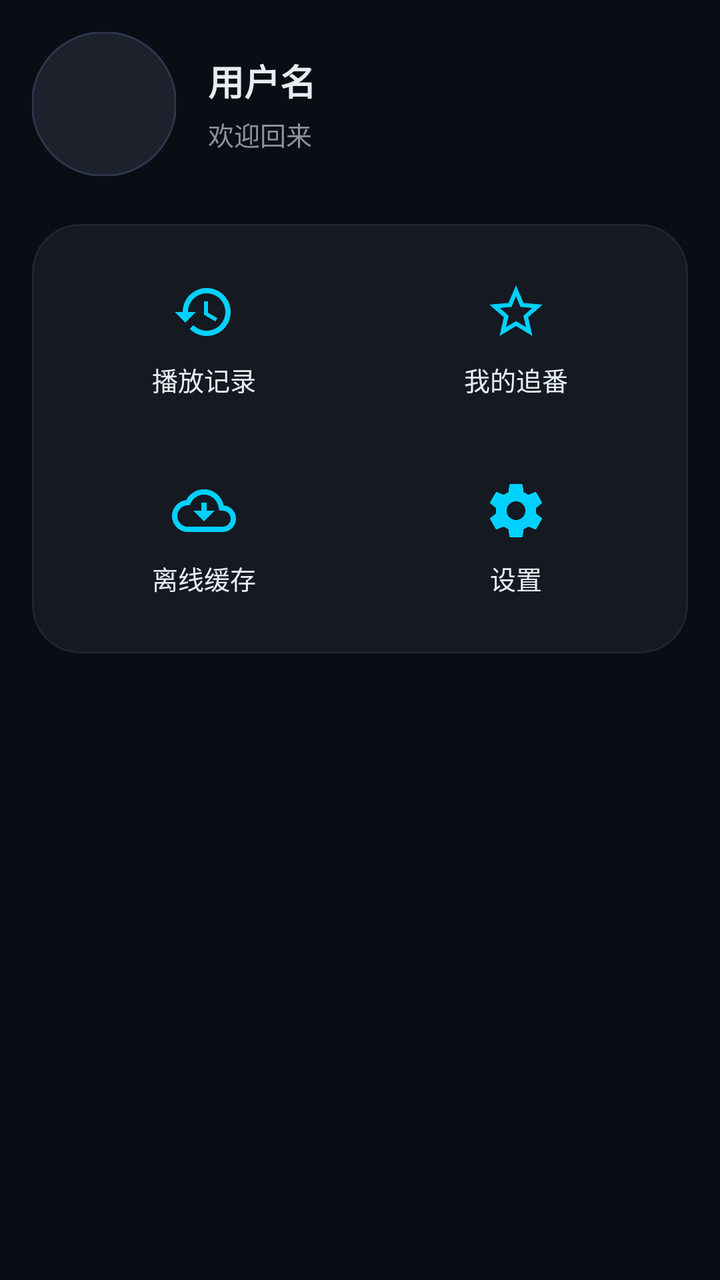
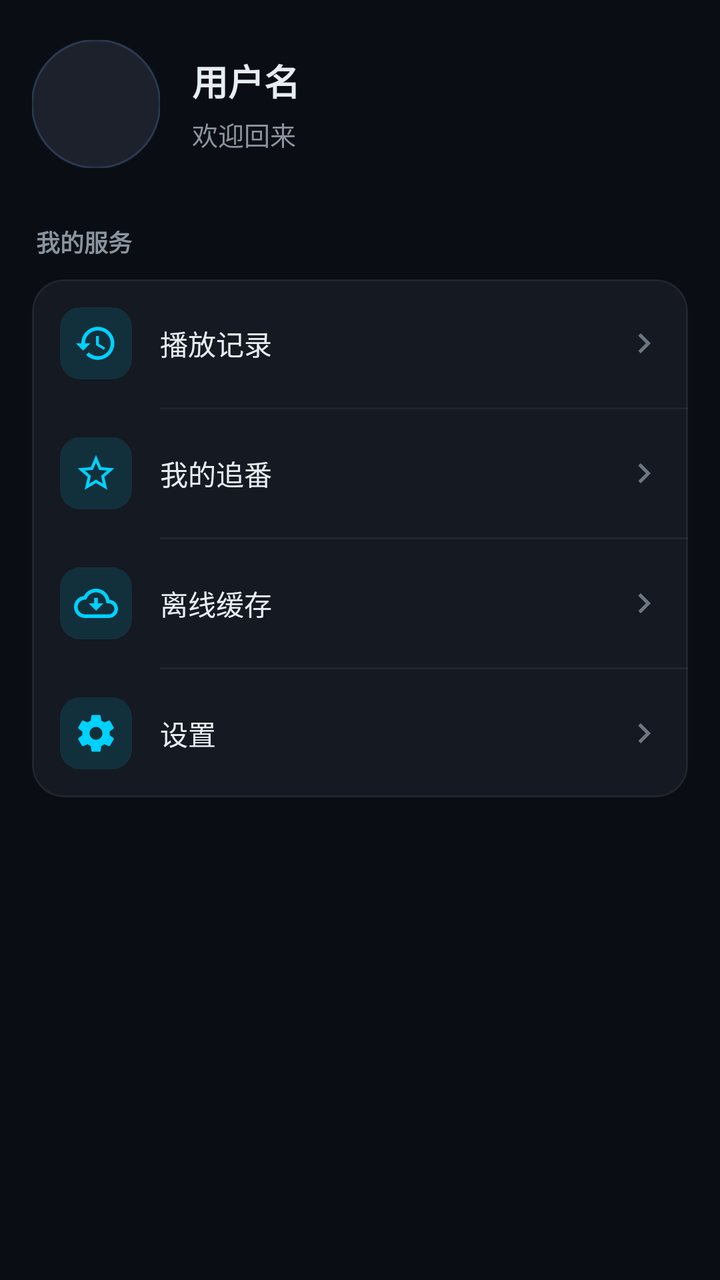

Before-and-after screenshots of an Android layout around one commit, followed by the original layout XML and the change that was made.
<!-- AndroidManifest.xml: application theme AppTheme -->
<!-- res/layout/fragment_user.xml -->
<?xml version="1.0" encoding="utf-8"?>
<ScrollView xmlns:android="http://schemas.android.com/apk/res/android"
    xmlns:app="http://schemas.android.com/apk/res-auto"
    android:layout_width="match_parent"
    android:layout_height="match_parent"
    android:fillViewport="true"
    android:scrollbars="none">

    <LinearLayout
        android:layout_width="match_parent"
        android:layout_height="wrap_content"
        android:orientation="vertical"
        android:paddingStart="16dp"
        android:paddingEnd="16dp"
        android:paddingBottom="32dp">

        
        <LinearLayout
            android:layout_width="match_parent"
            android:layout_height="wrap_content"
            android:layout_marginTop="16dp"
            android:gravity="center_vertical"
            android:orientation="horizontal">

            <com.google.android.material.imageview.ShapeableImageView
                android:id="@+id/avatar_file"
                android:layout_width="72dp"
                android:layout_height="72dp"
                android:scaleType="centerCrop"
                android:src="@drawable/button_style"
                app:shapeAppearanceOverlay="@style/CircularShape"
                app:strokeColor="@color/border_subtle"
                app:strokeWidth="1dp" />

            <LinearLayout
                android:layout_width="0dp"
                android:layout_height="wrap_content"
                android:layout_marginStart="16dp"
                android:layout_weight="1"
                android:orientation="vertical">

                <TextView
                    android:id="@+id/user_name"
                    android:layout_width="wrap_content"
                    android:layout_height="wrap_content"
                    android:ellipsize="end"
                    android:maxLines="1"
                    android:text="用户名"
                    android:textColor="@color/text_primary"
                    android:textSize="18sp"
                    android:textStyle="bold" />

                <TextView
                    android:layout_width="wrap_content"
                    android:layout_height="wrap_content"
                    android:layout_marginTop="4dp"
                    android:text="欢迎回来"
                    android:textColor="@color/text_secondary"
                    android:textSize="13sp" />
            </LinearLayout>
        </LinearLayout>

        
        <com.google.android.material.card.MaterialCardView
            style="@style/LargeCard"
            android:layout_width="match_parent"
            android:layout_height="wrap_content"
            android:layout_marginTop="24dp">

            <LinearLayout
                android:layout_width="match_parent"
                android:layout_height="wrap_content"
                android:orientation="vertical"
                android:padding="8dp">

                <LinearLayout
                    android:layout_width="match_parent"
                    android:layout_height="wrap_content"
                    android:orientation="horizontal">

                    <LinearLayout
                        android:id="@+id/btn_history"
                        android:layout_width="0dp"
                        android:layout_height="wrap_content"
                        android:layout_weight="1"
                        android:background="?attr/selectableItemBackground"
                        android:clickable="true"
                        android:focusable="true"
                        android:gravity="center"
                        android:orientation="vertical"
                        android:paddingTop="20dp"
                        android:paddingBottom="20dp">

                        <ImageView
                            android:layout_width="32dp"
                            android:layout_height="32dp"
                            android:contentDescription="播放记录"
                            android:src="@drawable/ic_history_24" />

                        <TextView
                            android:layout_width="wrap_content"
                            android:layout_height="wrap_content"
                            android:layout_marginTop="8dp"
                            android:text="播放记录"
                            android:textColor="@color/text_primary"
                            android:textSize="13sp" />
                    </LinearLayout>

                    <LinearLayout
                        android:id="@+id/btn_star"
                        android:layout_width="0dp"
                        android:layout_height="wrap_content"
                        android:layout_weight="1"
                        android:background="?attr/selectableItemBackground"
                        android:clickable="true"
                        android:focusable="true"
                        android:gravity="center"
                        android:orientation="vertical"
                        android:paddingTop="20dp"
                        android:paddingBottom="20dp">

                        <ImageView
                            android:layout_width="32dp"
                            android:layout_height="32dp"
                            android:contentDescription="我的追番"
                            android:src="@drawable/ic_star_24" />

                        <TextView
                            android:layout_width="wrap_content"
                            android:layout_height="wrap_content"
                            android:layout_marginTop="8dp"
                            android:text="我的追番"
                            android:textColor="@color/text_primary"
                            android:textSize="13sp" />
                    </LinearLayout>
                </LinearLayout>

                <LinearLayout
                    android:layout_width="match_parent"
                    android:layout_height="wrap_content"
                    android:orientation="horizontal">

                    <LinearLayout
                        android:id="@+id/btn_download"
                        android:layout_width="0dp"
                        android:layout_height="wrap_content"
                        android:layout_weight="1"
                        android:background="?attr/selectableItemBackground"
                        android:clickable="true"
                        android:focusable="true"
                        android:gravity="center"
                        android:orientation="vertical"
                        android:paddingTop="20dp"
                        android:paddingBottom="20dp">

                        <ImageView
                            android:layout_width="32dp"
                            android:layout_height="32dp"
                            android:contentDescription="离线缓存"
                            android:src="@drawable/ic_cloud_download_24" />

                        <TextView
                            android:layout_width="wrap_content"
                            android:layout_height="wrap_content"
                            android:layout_marginTop="8dp"
                            android:text="离线缓存"
                            android:textColor="@color/text_primary"
                            android:textSize="13sp" />
                    </LinearLayout>

                    <LinearLayout
                        android:id="@+id/btn_settings"
                        android:layout_width="0dp"
                        android:layout_height="wrap_content"
                        android:layout_weight="1"
                        android:background="?attr/selectableItemBackground"
                        android:clickable="true"
                        android:focusable="true"
                        android:gravity="center"
                        android:orientation="vertical"
                        android:paddingTop="20dp"
                        android:paddingBottom="20dp">

                        <ImageView
                            android:layout_width="32dp"
                            android:layout_height="32dp"
                            android:contentDescription="设置"
                            android:src="@drawable/ic_settings_24" />

                        <TextView
                            android:layout_width="wrap_content"
                            android:layout_height="wrap_content"
                            android:layout_marginTop="8dp"
                            android:text="设置"
                            android:textColor="@color/text_primary"
                            android:textSize="13sp" />
                    </LinearLayout>
                </LinearLayout>
            </LinearLayout>
        </com.google.android.material.card.MaterialCardView>

    </LinearLayout>
</ScrollView>
<!-- resources referenced by this layout -->
<resources>
  <color name="border_subtle">#2A3950</color>
  <color name="text_primary">#E6EDF3</color>
  <color name="text_secondary">#8B949E</color>
  <!-- drawable button_style (drawable) -->
  <?xml version="1.0" encoding="utf-8"?>
  <shape xmlns:android="http://schemas.android.com/apk/res/android">
      <solid android:color="@color/dark_lighter" />
      <corners android:radius="12dp" />
      <stroke android:color="@color/border_soft" android:width="1dp" />
  </shape>
  <!-- drawable ic_history_24 (drawable) -->
  <vector xmlns:android="http://schemas.android.com/apk/res/android"
      android:width="24dp"
      android:height="24dp"
      android:viewportWidth="24"
      android:viewportHeight="24"
      android:tint="@color/brand_500">
      <path
          android:fillColor="@android:color/white"
          android:pathData="M13,3c-4.97,0 -9,4.03 -9,9L1,12l3.89,3.89 0.07,0.14L9,12L6,12c0,-3.87 3.13,-7 7,-7s7,3.13 7,7 -3.13,7 -7,7c-1.93,0 -3.68,-0.79 -4.94,-2.06l-1.42,1.42C8.27,19.99 10.51,21 13,21c4.97,0 9,-4.03 9,-9s-4.03,-9 -9,-9zM12,8v5l4.28,2.54 0.72,-1.21 -3.5,-2.08L13.5,8L12,8z" />
  </vector>
  <!-- drawable ic_star_24 (drawable) -->
  <vector xmlns:android="http://schemas.android.com/apk/res/android"
      android:width="24dp"
      android:height="24dp"
      android:viewportWidth="24"
      android:viewportHeight="24"
      android:tint="@color/brand_500">
      <path
          android:fillColor="@android:color/white"
          android:pathData="M22,9.24l-7.19,-0.62L12,2 9.19,8.63 2,9.24l5.46,4.73L5.82,21 12,17.27 18.18,21l-1.63,-7.03L22,9.24zM12,15.4l-3.76,2.27 1,-4.28 -3.32,-2.88 4.38,-0.38L12,6.1l1.71,4.04 4.38,0.38 -3.32,2.88 1,4.28L12,15.4z" />
  </vector>
  <style name="CircularShape">
          <item name="cornerFamily">rounded</item>
          <item name="cornerSize">50%</item>
      </style>
  <style name="LargeCard" parent="Widget.MaterialComponents.CardView">
          <item name="cardBackgroundColor">@color/dark_card</item>
          <item name="cardCornerRadius">24dp</item>
          <item name="cardElevation">0dp</item>
          <item name="strokeColor">@color/border_soft</item>
          <item name="strokeWidth">1dp</item>
      </style>
  <color name="dark_lighter">#1C212C</color>
  <color name="border_soft">#0DFFFFFF</color>
  <color name="brand_500">#00D1FF</color>
  <color name="dark_card">#151921</color>
  <color name="brand_700">#0089B7</color>
  <color name="accent_500">#7000FF</color>
  <color name="text_on_brand">#FFFFFF</color>
  <color name="dark_bg">#0A0E14</color>
  <color name="text_tertiary">#6E7681</color>
  <style name="AlertDialogButton" parent="Widget.MaterialComponents.Button.TextButton.Dialog">
          <item name="android:textColor">@color/brand_500</item>
          <item name="android:textAllCaps">false</item>
      </style>
  <!-- unchanged entries left out for length: 4 -->
</resources>

<!-- the commit's change to res/layout/fragment_user.xml (unified diff, before → after) -->
@@ -5,7 +5,6 @@
     android:layout_height="match_parent"
     android:fillViewport="true"
     android:scrollbars="none">
-
     <LinearLayout
         android:layout_width="match_parent"
         android:layout_height="wrap_content"
@@ -13,35 +12,31 @@
         android:paddingStart="16dp"
         android:paddingEnd="16dp"
         android:paddingBottom="32dp">
-
-        
         <LinearLayout
             android:layout_width="match_parent"
             android:layout_height="wrap_content"
-            android:layout_marginTop="16dp"
+            android:layout_marginTop="20dp"
             android:gravity="center_vertical"
             android:orientation="horizontal">
-
             <com.google.android.material.imageview.ShapeableImageView
                 android:id="@+id/avatar_file"
-                android:layout_width="72dp"
-                android:layout_height="72dp"
+                android:layout_width="64dp"
+                android:layout_height="64dp"
+                android:contentDescription="用户头像"
                 android:scaleType="centerCrop"
                 android:src="@drawable/button_style"
                 app:shapeAppearanceOverlay="@style/CircularShape"
                 app:strokeColor="@color/border_subtle"
                 app:strokeWidth="1dp" />
-
             <LinearLayout
                 android:layout_width="0dp"
                 android:layout_height="wrap_content"
                 android:layout_marginStart="16dp"
                 android:layout_weight="1"
                 android:orientation="vertical">
-
                 <TextView
                     android:id="@+id/user_name"
-                    android:layout_width="wrap_content"
+                    android:layout_width="match_parent"
                     android:layout_height="wrap_content"
                     android:ellipsize="end"
                     android:maxLines="1"
@@ -49,7 +44,6 @@
                     android:textColor="@color/text_primary"
                     android:textSize="18sp"
                     android:textStyle="bold" />
-
                 <TextView
                     android:layout_width="wrap_content"
                     android:layout_height="wrap_content"
@@ -59,145 +53,196 @@
                     android:textSize="13sp" />
             </LinearLayout>
         </LinearLayout>
-
-        
+        <TextView
+            android:layout_width="wrap_content"
+            android:layout_height="wrap_content"
+            android:layout_marginStart="2dp"
+            android:layout_marginTop="28dp"
+            android:layout_marginBottom="10dp"
+            android:text="我的服务"
+            android:textColor="@color/text_secondary"
+            android:textSize="12sp"
+            android:textStyle="bold" />
         <com.google.android.material.card.MaterialCardView
-            style="@style/LargeCard"
+            style="@style/CardStyle"
             android:layout_width="match_parent"
-            android:layout_height="wrap_content"
-            android:layout_marginTop="24dp">
-
+            android:layout_height="wrap_content">
             <LinearLayout
                 android:layout_width="match_parent"
                 android:layout_height="wrap_content"
-                android:orientation="vertical"
-                android:padding="8dp">
-
-                <LinearLayout
-                    android:layout_width="match_parent"
-                    android:layout_height="wrap_content"
-                    android:orientation="horizontal">
-
-                    <LinearLayout
-                        android:id="@+id/btn_history"
-                        android:layout_width="0dp"
-                        android:layout_height="wrap_content"
-                        android:layout_weight="1"
-                        android:background="?attr/selectableItemBackground"
-                        android:clickable="true"
-                        android:focusable="true"
-                        android:gravity="center"
-                        android:orientation="vertical"
-                        android:paddingTop="20dp"
-                        android:paddingBottom="20dp">
-
-                        <ImageView
-                            android:layout_width="32dp"
-                            android:layout_height="32dp"
+                android:orientation="vertical">
+                <LinearLayout
+                    android:id="@+id/btn_history"
+                    android:layout_width="match_parent"
+                    android:layout_height="wrap_content"
+                    android:background="?attr/selectableItemBackground"
+                    android:clickable="true"
+                    android:focusable="true"
+                    android:gravity="center_vertical"
+                    android:minHeight="64dp"
+                    android:orientation="horizontal"
+                    android:paddingStart="14dp"
+                    android:paddingEnd="12dp">
+                    <FrameLayout
+                        android:layout_width="36dp"
+                        android:layout_height="36dp"
+                        android:background="@drawable/bg_user_menu_icon">
+                        <ImageView
+                            android:layout_width="22dp"
+                            android:layout_height="22dp"
+                            android:layout_gravity="center"
                             android:contentDescription="播放记录"
+                            android:importantForAccessibility="no"
                             android:src="@drawable/ic_history_24" />
-
-                        <TextView
-                            android:layout_width="wrap_content"
-                            android:layout_height="wrap_content"
-                            android:layout_marginTop="8dp"
-                            android:text="播放记录"
-                            android:textColor="@color/text_primary"
-                            android:textSize="13sp" />
-                    </LinearLayout>
-
-                    <LinearLayout
-                        android:id="@+id/btn_star"
-                        android:layout_width="0dp"
-                        android:layout_height="wrap_content"
-                        android:layout_weight="1"
-                        android:background="?attr/selectableItemBackground"
-                        android:clickable="true"
-                        android:focusable="true"
-                        android:gravity="center"
-                        android:orientation="vertical"
-                        android:paddingTop="20dp"
-                        android:paddingBottom="20dp">
-
-                        <ImageView
-                            android:layout_width="32dp"
-                            android:layout_height="32dp"
+                    </FrameLayout>
+                    <TextView
+                        android:layout_width="0dp"
+                        android:layout_height="wrap_content"
+                        android:layout_marginStart="14dp"
+                        android:layout_weight="1"
+                        android:text="播放记录"
+                        android:textColor="@color/text_primary"
+                        android:textSize="14sp" />
+                    <ImageView
+                        android:layout_width="20dp"
+                        android:layout_height="20dp"
+                        android:contentDescription="进入播放记录"
+                        android:importantForAccessibility="no"
+                        android:src="@drawable/ic_chevron_right_24" />
+                </LinearLayout>
+                <View
+                    android:layout_width="match_parent"
+                    android:layout_height="1dp"
+                    android:layout_marginStart="64dp"
+                    android:background="@color/border_soft" />
+                <LinearLayout
+                    android:id="@+id/btn_star"
+                    android:layout_width="match_parent"
+                    android:layout_height="wrap_content"
+                    android:background="?attr/selectableItemBackground"
+                    android:clickable="true"
+                    android:focusable="true"
+                    android:gravity="center_vertical"
+                    android:minHeight="64dp"
+                    android:orientation="horizontal"
+                    android:paddingStart="14dp"
+                    android:paddingEnd="12dp">
+                    <FrameLayout
+                        android:layout_width="36dp"
+                        android:layout_height="36dp"
+                        android:background="@drawable/bg_user_menu_icon">
+                        <ImageView
+                            android:layout_width="22dp"
+                            android:layout_height="22dp"
+                            android:layout_gravity="center"
                             android:contentDescription="我的追番"
+                            android:importantForAccessibility="no"
                             android:src="@drawable/ic_star_24" />
-
-                        <TextView
-                            android:layout_width="wrap_content"
-                            android:layout_height="wrap_content"
-                            android:layout_marginTop="8dp"
-                            android:text="我的追番"
-                            android:textColor="@color/text_primary"
-                            android:textSize="13sp" />
-                    </LinearLayout>
-                </LinearLayout>
-
-                <LinearLayout
-                    android:layout_width="match_parent"
-                    android:layout_height="wrap_content"
-                    android:orientation="horizontal">
-
-                    <LinearLayout
-                        android:id="@+id/btn_download"
-                        android:layout_width="0dp"
-                        android:layout_height="wrap_content"
-                        android:layout_weight="1"
-                        android:background="?attr/selectableItemBackground"
-                        android:clickable="true"
-                        android:focusable="true"
-                        android:gravity="center"
-                        android:orientation="vertical"
-                        android:paddingTop="20dp"
-                        android:paddingBottom="20dp">
-
-                        <ImageView
-                            android:layout_width="32dp"
-                            android:layout_height="32dp"
+                    </FrameLayout>
+                    <TextView
+                        android:layout_width="0dp"
+                        android:layout_height="wrap_content"
+                        android:layout_marginStart="14dp"
+                        android:layout_weight="1"
+                        android:text="我的追番"
+                        android:textColor="@color/text_primary"
+                        android:textSize="14sp" />
+                    <ImageView
+                        android:layout_width="20dp"
+                        android:layout_height="20dp"
+                        android:contentDescription="进入我的追番"
+                        android:importantForAccessibility="no"
+                        android:src="@drawable/ic_chevron_right_24" />
+                </LinearLayout>
+                <View
+                    android:layout_width="match_parent"
+                    android:layout_height="1dp"
+                    android:layout_marginStart="64dp"
+                    android:background="@color/border_soft" />
+                <LinearLayout
+                    android:id="@+id/btn_download"
+                    android:layout_width="match_parent"
+                    android:layout_height="wrap_content"
+                    android:background="?attr/selectableItemBackground"
+                    android:clickable="true"
+                    android:focusable="true"
+                    android:gravity="center_vertical"
+                    android:minHeight="64dp"
+                    android:orientation="horizontal"
+                    android:paddingStart="14dp"
+                    android:paddingEnd="12dp">
+                    <FrameLayout
+                        android:layout_width="36dp"
+                        android:layout_height="36dp"
+                        android:background="@drawable/bg_user_menu_icon">
+                        <ImageView
+                            android:layout_width="22dp"
+                            android:layout_height="22dp"
+                            android:layout_gravity="center"
                             android:contentDescription="离线缓存"
+                            android:importantForAccessibility="no"
                             android:src="@drawable/ic_cloud_download_24" />
-
-                        <TextView
-                            android:layout_width="wrap_content"
-                            android:layout_height="wrap_content"
-                            android:layout_marginTop="8dp"
-                            android:text="离线缓存"
-                            android:textColor="@color/text_primary"
-                            android:textSize="13sp" />
-                    </LinearLayout>
-
-                    <LinearLayout
-                        android:id="@+id/btn_settings"
-                        android:layout_width="0dp"
-                        android:layout_height="wrap_content"
-                        android:layout_weight="1"
-                        android:background="?attr/selectableItemBackground"
-                        android:clickable="true"
-                        android:focusable="true"
-                        android:gravity="center"
-                        android:orientation="vertical"
-                        android:paddingTop="20dp"
-                        android:paddingBottom="20dp">
-
-                        <ImageView
-                            android:layout_width="32dp"
-                            android:layout_height="32dp"
+                    </FrameLayout>
+                    <TextView
+                        android:layout_width="0dp"
+                        android:layout_height="wrap_content"
+                        android:layout_marginStart="14dp"
+                        android:layout_weight="1"
+                        android:text="离线缓存"
+                        android:textColor="@color/text_primary"
+                        android:textSize="14sp" />
+                    <ImageView
+                        android:layout_width="20dp"
+                        android:layout_height="20dp"
+                        android:contentDescription="进入离线缓存"
+                        android:importantForAccessibility="no"
+                        android:src="@drawable/ic_chevron_right_24" />
+                </LinearLayout>
+                <View
+                    android:layout_width="match_parent"
+                    android:layout_height="1dp"
+                    android:layout_marginStart="64dp"
+                    android:background="@color/border_soft" />
+                <LinearLayout
+                    android:id="@+id/btn_settings"
+                    android:layout_width="match_parent"
+                    android:layout_height="wrap_content"
+                    android:background="?attr/selectableItemBackground"
+                    android:clickable="true"
+                    android:focusable="true"
+                    android:gravity="center_vertical"
+                    android:minHeight="64dp"
+                    android:orientation="horizontal"
+                    android:paddingStart="14dp"
+                    android:paddingEnd="12dp">
+                    <FrameLayout
+                        android:layout_width="36dp"
+                        android:layout_height="36dp"
+                        android:background="@drawable/bg_user_menu_icon">
+                        <ImageView
+                            android:layout_width="22dp"
+                            android:layout_height="22dp"
+                            android:layout_gravity="center"
                             android:contentDescription="设置"
+                            android:importantForAccessibility="no"
                             android:src="@drawable/ic_settings_24" />
-
-                        <TextView
-                            android:layout_width="wrap_content"
-                            android:layout_height="wrap_content"
-                            android:layout_marginTop="8dp"
-                            android:text="设置"
-                            android:textColor="@color/text_primary"
-                            android:textSize="13sp" />
-                    </LinearLayout>
+                    </FrameLayout>
+                    <TextView
+                        android:layout_width="0dp"
+                        android:layout_height="wrap_content"
+                        android:layout_marginStart="14dp"
+                        android:layout_weight="1"
+                        android:text="设置"
+                        android:textColor="@color/text_primary"
+                        android:textSize="14sp" />
+                    <ImageView
+                        android:layout_width="20dp"
+                        android:layout_height="20dp"
+                        android:contentDescription="进入设置"
+                        android:importantForAccessibility="no"
+                        android:src="@drawable/ic_chevron_right_24" />
                 </LinearLayout>
             </LinearLayout>
         </com.google.android.material.card.MaterialCardView>
-
     </LinearLayout>
 </ScrollView>
<!-- resource entries referenced after the edit -->
@@ -3,6 +3,13 @@
   <color name="border_subtle">#2A3950</color>
   <color name="text_primary">#E6EDF3</color>
   <color name="text_secondary">#8B949E</color>
+  <!-- drawable bg_user_menu_icon (drawable) -->
+  <?xml version="1.0" encoding="utf-8"?>
+  <shape xmlns:android="http://schemas.android.com/apk/res/android"
+      android:shape="rectangle">
+      <corners android:radius="10dp" />
+      <solid android:color="@color/brand_500_alpha12" />
+  </shape>
   <!-- drawable button_style (drawable) -->
   <?xml version="1.0" encoding="utf-8"?>
   <shape xmlns:android="http://schemas.android.com/apk/res/android">
@@ -10,6 +17,17 @@
       <corners android:radius="12dp" />
       <stroke android:color="@color/border_soft" android:width="1dp" />
   </shape>
+  <!-- drawable ic_chevron_right_24 (drawable) -->
+  <vector xmlns:android="http://schemas.android.com/apk/res/android"
+      android:width="24dp"
+      android:height="24dp"
+      android:viewportWidth="24"
+      android:viewportHeight="24"
+      android:tint="@color/text_tertiary">
+      <path
+          android:fillColor="@android:color/white"
+          android:pathData="M10,6L8.59,7.41 13.17,12l-4.58,4.59L10,18l6,-6z" />
+  </vector>
   <!-- drawable ic_history_24 (drawable) -->
   <vector xmlns:android="http://schemas.android.com/apk/res/android"
       android:width="24dp"
@@ -32,17 +50,18 @@
           android:fillColor="@android:color/white"
           android:pathData="M22,9.24l-7.19,-0.62L12,2 9.19,8.63 2,9.24l5.46,4.73L5.82,21 12,17.27 18.18,21l-1.63,-7.03L22,9.24zM12,15.4l-3.76,2.27 1,-4.28 -3.32,-2.88 4.38,-0.38L12,6.1l1.71,4.04 4.38,0.38 -3.32,2.88 1,4.28L12,15.4z" />
   </vector>
+  <style name="CardStyle" parent="Widget.MaterialComponents.CardView">
+          <item name="cardBackgroundColor">@color/dark_card</item>
+          <item name="cardCornerRadius">16dp</item>
+          <item name="cardElevation">0dp</item>
+          <item name="strokeColor">@color/border_soft</item>
+          <item name="strokeWidth">1dp</item>
+      </style>
   <style name="CircularShape">
           <item name="cornerFamily">rounded</item>
           <item name="cornerSize">50%</item>
       </style>
-  <style name="LargeCard" parent="Widget.MaterialComponents.CardView">
-          <item name="cardBackgroundColor">@color/dark_card</item>
-          <item name="cardCornerRadius">24dp</item>
-          <item name="cardElevation">0dp</item>
-          <item name="strokeColor">@color/border_soft</item>
-          <item name="strokeWidth">1dp</item>
-      </style>
+  <color name="brand_500_alpha12">#1F00D1FF</color>
   <color name="dark_lighter">#1C212C</color>
   <color name="border_soft">#0DFFFFFF</color>
   <color name="brand_500">#00D1FF</color>
